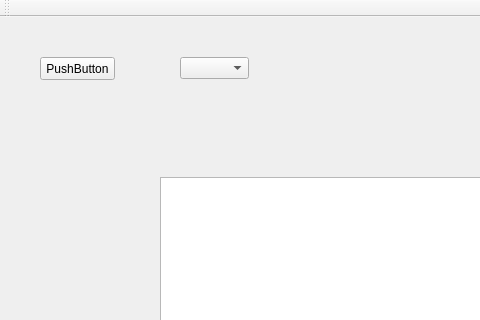
This is eleSignal/mainwindow.ui in BigCircleLaw/Draw as Qt 5 draws it before an edit; both pictures show x 0 to 480 and y 0 to 320 of the 634 by 610 pixel window. The edited form follows.
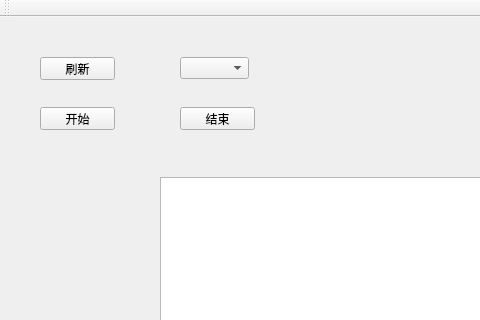
This is the edited form.

Commit message: 完成串口刷新、连接、停止、接受等功能； 完成处理串口数据并显示。

What changed in the file:
```diff
--- a/eleSignal/mainwindow.ui
+++ b/eleSignal/mainwindow.ui
@@ -24,7 +24,7 @@
      </rect>
     </property>
     <property name="text">
-     <string>PushButton</string>
+     <string>刷新</string>
     </property>
    </widget>
    <widget class="QComboBox" name="serialPortBox">
@@ -50,6 +50,32 @@
      </rect>
     </property>
    </widget>
+   <widget class="QPushButton" name="beginButton">
+    <property name="geometry">
+     <rect>
+      <x>40</x>
+      <y>90</y>
+      <width>75</width>
+      <height>23</height>
+     </rect>
+    </property>
+    <property name="text">
+     <string>开始</string>
+    </property>
+   </widget>
+   <widget class="QPushButton" name="endButton">
+    <property name="geometry">
+     <rect>
+      <x>180</x>
+      <y>90</y>
+      <width>75</width>
+      <height>23</height>
+     </rect>
+    </property>
+    <property name="text">
+     <string>结束</string>
+    </property>
+   </widget>
   </widget>
   <widget class="QMenuBar" name="menuBar">
    <property name="geometry">
```
The commit also changes 13 other files.
